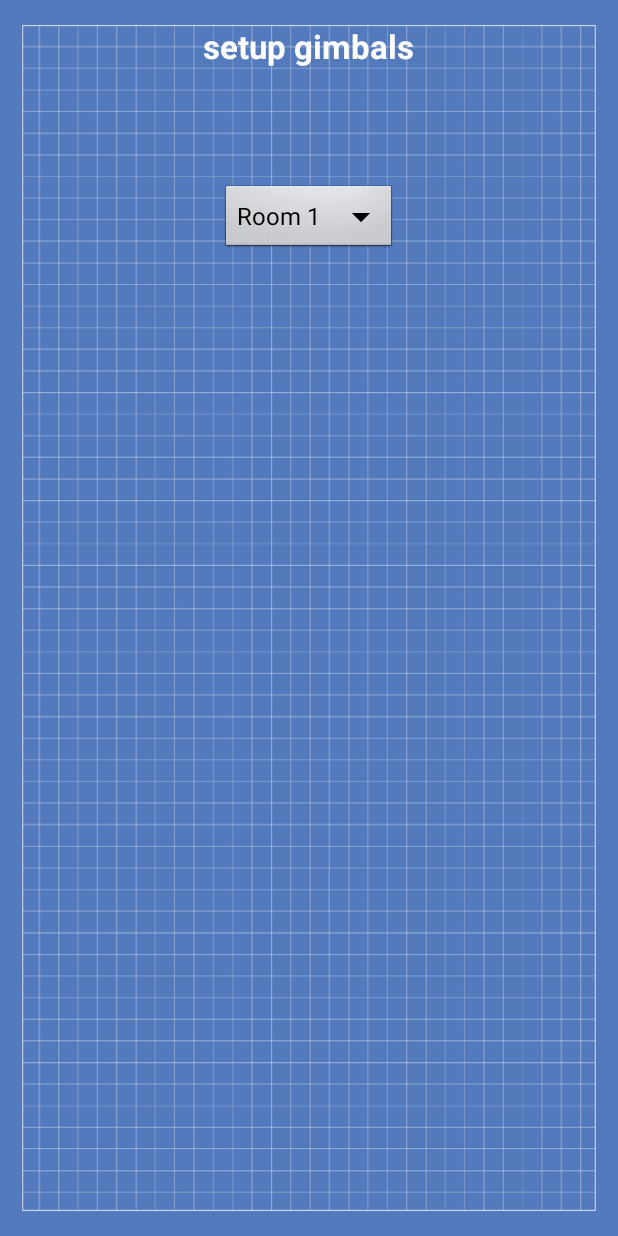
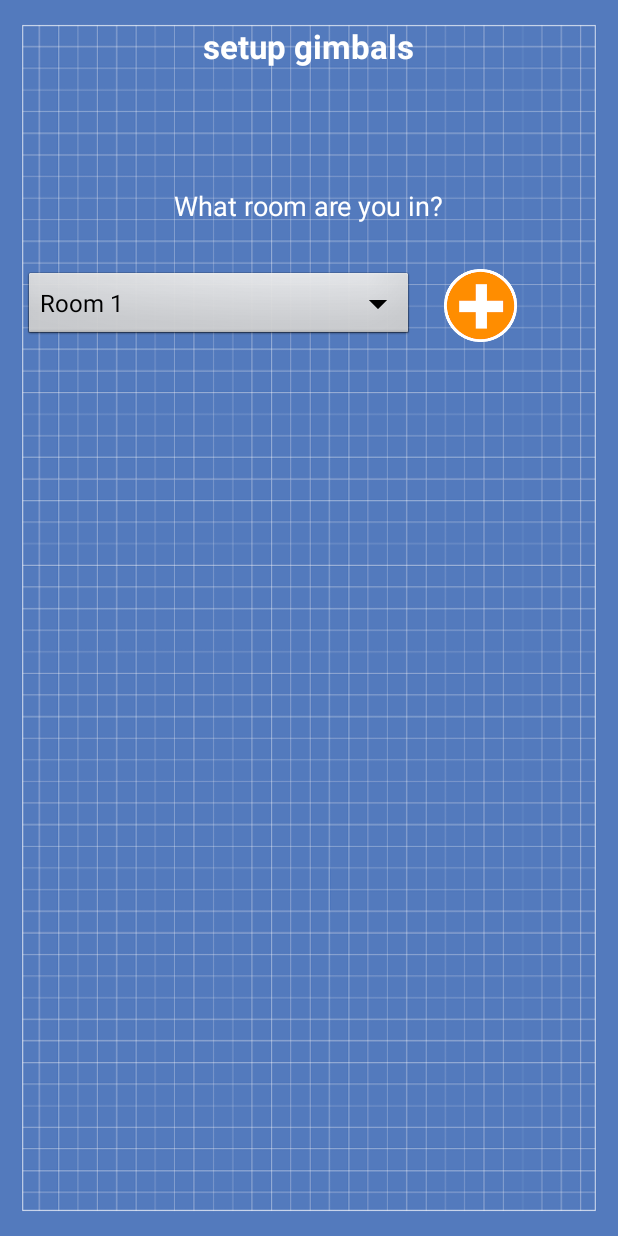
Before and after one commit to damouse/Bandela, an Android app: the SetupGimbals screen opened directly, with no data from a screen before it, on a phone screen of 412 x 824 dp. Run offline under Robolectric (Android 15) with nearby library versions, the phone set to English and light mode, and no system bars.

Commit message:
Stable. Gimble setup activity improvements.

```diff
--- a/app/src/main/res/layout/activity_setup_gimbals.xml
+++ b/app/src/main/res/layout/activity_setup_gimbals.xml
@@ -15,11 +15,38 @@
         android:layout_centerHorizontal="true" />
 
     <Spinner
+        android:layout_width="fill_parent"
+        android:layout_height="wrap_content"
+        android:id="@+id/spinner"
+        android:layout_marginTop="30dp"
+        android:textAlignment="center"
+        android:layout_below="@+id/textView4"
+        android:layout_alignParentLeft="true"
+        android:layout_alignParentStart="true"
+        android:layout_alignRight="@+id/textView"
+        android:layout_alignEnd="@+id/textView" />
+
+    <TextView
         android:layout_width="wrap_content"
         android:layout_height="wrap_content"
-        android:id="@+id/spinner"
+        android:textAppearance="?android:attr/textAppearanceMedium"
+        android:text="What room are you in?"
+        android:id="@+id/textView4"
+        android:layout_marginTop="79dp"
         android:layout_below="@+id/textView"
-        android:layout_centerHorizontal="true"
-        android:layout_marginTop="76dp" />
+        android:layout_centerHorizontal="true" />
+
+    <ImageButton
+        android:layout_width="wrap_content"
+        android:layout_height="wrap_content"
+        android:id="@+id/imageButton"
+        android:layout_alignTop="@+id/spinner"
+        android:src="@drawable/add"
+        android:background="#00000000"
+        android:layout_alignBottom="@+id/spinner"
+        android:scaleType="fitStart"
+        android:layout_toRightOf="@+id/textView4"
+        android:layout_alignParentRight="true"
+        android:layout_alignParentEnd="true" />
 
 </RelativeLayout>
```
